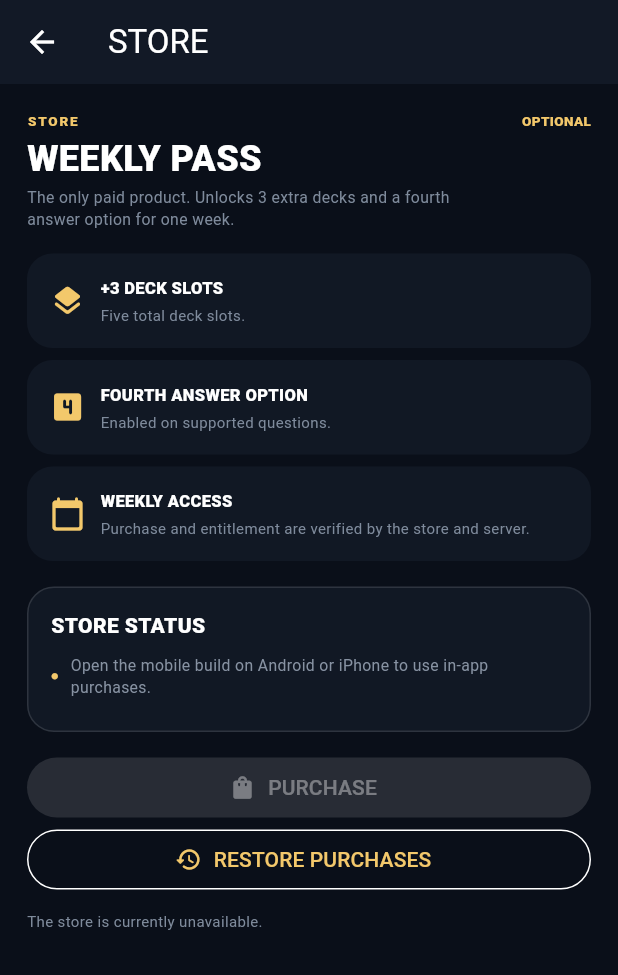
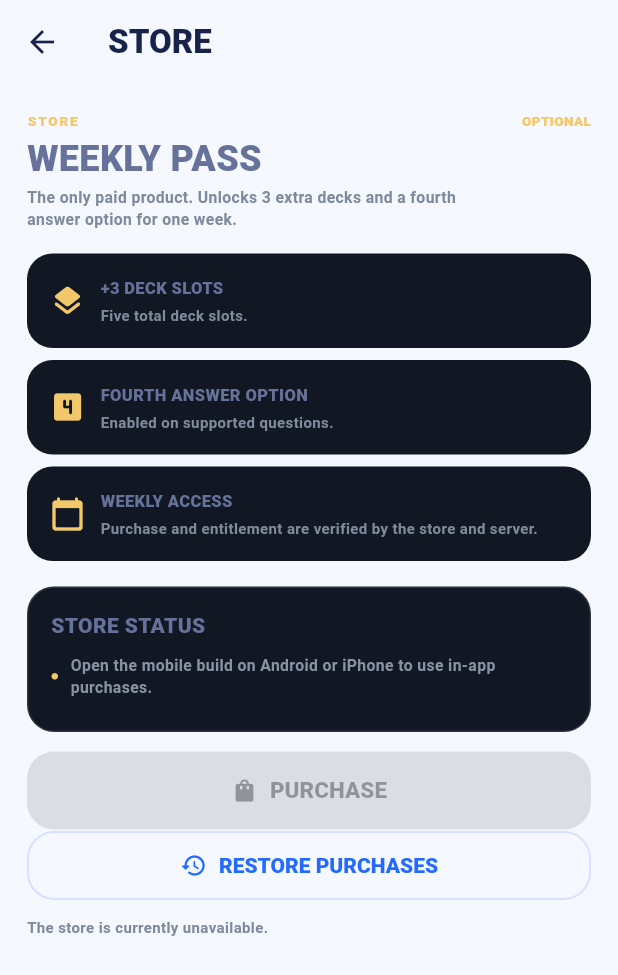
Before and after one commit to mahmoud1xxxx1-bit/STEAL-THE-QUESTIONSSX1, a Flutter app: the screen it shows after launch, item 5 of the bottom bar chosen, after a tap on "WEEKLY PASS", on a phone screen of 412 x 824 dp. Shown: the top 975 px of the screen. Run offline on Flutter 3.47's test engine with Material 3 defaults, Android fonts, the light colour scheme and no system bars; our stand-ins replace cloud_firestore, cloud_functions, firebase_auth, firebase_core, in_app_purchase, shared_preferences; accounts and stored records are empty; Roboto replaces fonts that are missing (Arial).

Commit message:
design: establish bright playful game identity

```diff
--- a/lib/main.dart
+++ b/lib/main.dart
@@ -8,21 +8,122 @@ void main() {
 class StealTheQuestionsApp extends StatelessWidget {
   const StealTheQuestionsApp({super.key});
 
+  static const Color royalBlue = Color(0xFF246BFD);
+  static const Color skyBlue = Color(0xFF42B7FF);
+  static const Color playfulPurple = Color(0xFF7C4DFF);
+  static const Color warmGold = Color(0xFFFFC83D);
+  static const Color coral = Color(0xFFFF6B6B);
+  static const Color ink = Color(0xFF18234A);
+  static const Color softInk = Color(0xFF67729A);
+  static const Color canvas = Color(0xFFF5F8FF);
+  static const Color surface = Color(0xFFFFFFFF);
+
   @override
   Widget build(BuildContext context) {
+    final scheme = ColorScheme.fromSeed(
+      seedColor: royalBlue,
+      brightness: Brightness.light,
+      primary: royalBlue,
+      secondary: playfulPurple,
+      tertiary: warmGold,
+      surface: surface,
+      error: coral,
+    );
+
     return MaterialApp(
       title: 'STEAL THE QUESTIONS',
       debugShowCheckedModeBanner: false,
       theme: ThemeData(
-        brightness: Brightness.dark,
+        brightness: Brightness.light,
         useMaterial3: true,
-        scaffoldBackgroundColor: const Color(0xFF0A0F19),
-        colorScheme: const ColorScheme.dark(
-          primary: Color(0xFFF3C86B),
-          secondary: Color(0xFF78D9D0),
-          surface: Color(0xFF121926),
+        colorScheme: scheme,
+        scaffoldBackgroundColor: canvas,
+        fontFamily: 'Arial',
+        textTheme: const TextTheme(
+          headlineLarge: TextStyle(
+            color: ink,
+            fontWeight: FontWeight.w900,
+            letterSpacing: -0.6,
+          ),
+          headlineMedium: TextStyle(
+            color: ink,
+            fontWeight: FontWeight.w900,
+            letterSpacing: -0.4,
+          ),
+          titleLarge: TextStyle(color: ink, fontWeight: FontWeight.w900),
+          titleMedium: TextStyle(color: ink, fontWeight: FontWeight.w800),
+          bodyLarge: TextStyle(color: ink, fontWeight: FontWeight.w600),
+          bodyMedium: TextStyle(color: softInk, fontWeight: FontWeight.w600),
         ),
-        fontFamily: 'Arial',
+        appBarTheme: const AppBarTheme(
+          backgroundColor: canvas,
+          foregroundColor: ink,
+          elevation: 0,
+          scrolledUnderElevation: 0,
+          centerTitle: false,
+          surfaceTintColor: Colors.transparent,
+        ),
+        navigationBarTheme: NavigationBarThemeData(
+          backgroundColor: surface,
+          elevation: 12,
+          height: 70,
+          indicatorColor: const Color(0xFFE9E2FF),
+          labelTextStyle: WidgetStateProperty.resolveWith((states) {
+            final selected = states.contains(WidgetState.selected);
+            return TextStyle(
+              color: selected ? playfulPurple : softInk,
+              fontSize: 11,
+              fontWeight: selected ? FontWeight.w900 : FontWeight.w700,
+            );
+          }),
+          iconTheme: WidgetStateProperty.resolveWith((states) {
+            final selected = states.contains(WidgetState.selected);
+            return IconThemeData(
+              color: selected ? playfulPurple : softInk,
+              size: selected ? 27 : 24,
+            );
+          }),
+        ),
+        filledButtonTheme: FilledButtonThemeData(
+          style: FilledButton.styleFrom(
+            backgroundColor: royalBlue,
+            foregroundColor: Colors.white,
+            minimumSize: const Size(0, 52),
+            padding: const EdgeInsets.symmetric(horizontal: 22, vertical: 14),
+            shape: RoundedRectangleBorder(
+              borderRadius: BorderRadius.circular(18),
+            ),
+            textStyle: const TextStyle(
+              fontSize: 15,
+              fontWeight: FontWeight.w900,
+            ),
+          ),
+        ),
+        outlinedButtonTheme: OutlinedButtonThemeData(
+          style: OutlinedButton.styleFrom(
+            foregroundColor: royalBlue,
+            side: const BorderSide(color: Color(0xFFD8E2FF), width: 1.4),
+            padding: const EdgeInsets.symmetric(horizontal: 20, vertical: 14),
+            shape: RoundedRectangleBorder(
+              borderRadius: BorderRadius.circular(18),
+            ),
+            textStyle: const TextStyle(fontWeight: FontWeight.w900),
+          ),
+        ),
+        cardTheme: CardThemeData(
+          color: surface,
+          elevation: 0,
+          margin: EdgeInsets.zero,
+          shape: RoundedRectangleBorder(
+            borderRadius: BorderRadius.circular(24),
+            side: const BorderSide(color: Color(0xFFE2E9F8)),
+          ),
+        ),
+        dividerColor: const Color(0xFFE7ECF7),
+        progressIndicatorTheme: const ProgressIndicatorThemeData(
+          color: skyBlue,
+          linearTrackColor: Color(0xFFE3EBFA),
+        ),
       ),
       home: const StealTheQuestionsHome(),
     );
```
